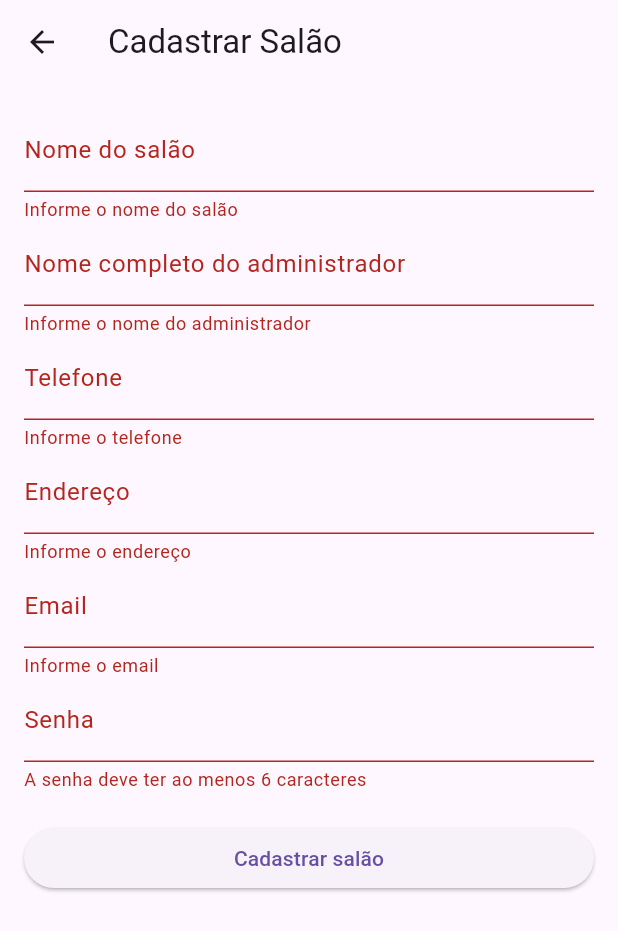
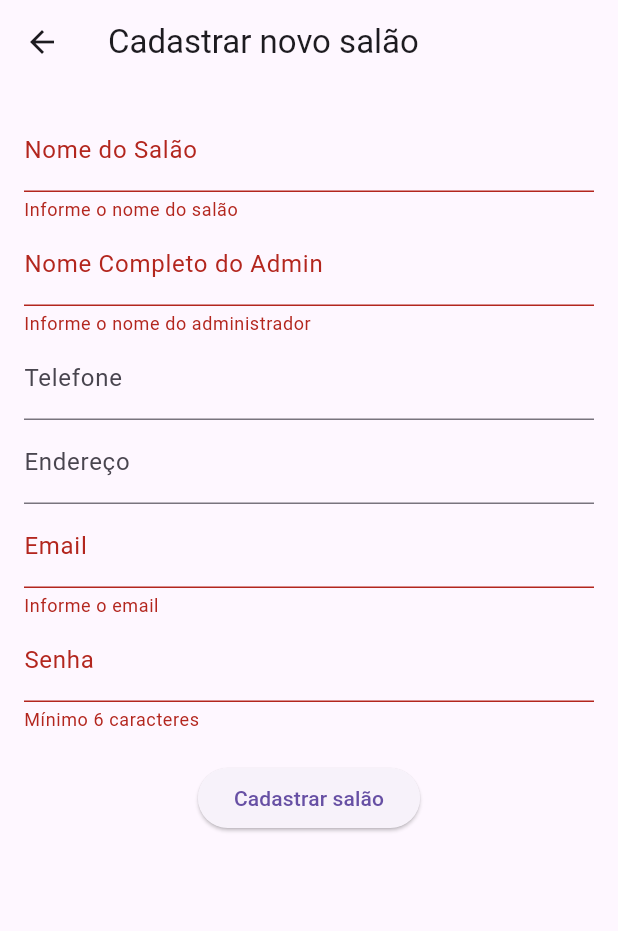
Before and after one commit to Cortexautocom/Navalha, a Flutter app: the CriarSalaoPage screen opened directly, after a tap on "Cadastrar salão", on a phone screen of 412 x 824 dp. Shown: the top 931 px of the screen. Run offline on Flutter 3.47's test engine with Material 3 defaults, Android fonts, the light colour scheme and no system bars; our stand-ins replace cloud_firestore, firebase_auth, firebase_core; accounts and stored records are empty.

Commit message:
Erros de acesso ao Firestore resolvidos

```diff
--- a/lib/screens/cadastro_cliente.dart
+++ b/lib/screens/cadastro_cliente.dart
@@ -16,25 +16,6 @@ class _CadastroClientePageState extends State<CadastroClientePage> {
   final TextEditingController _senhaController = TextEditingController();
 
   String? _salaoSelecionado;
-  List<Map<String, dynamic>> _saloes = [];
-
-  @override
-  void initState() {
-    super.initState();
-    _carregarSaloes();
-  }
-
-  Future<void> _carregarSaloes() async {
-    final snapshot = await FirebaseFirestore.instance.collection('saloes').get();
-    setState(() {
-      _saloes = snapshot.docs.map((doc) {
-        return {
-          'id': doc.id,
-          'nome': doc['nome'],
-        };
-      }).toList();
-    });
-  }
 
   Future<void> _cadastrarCliente() async {
     if (!_formKey.currentState!.validate() || _salaoSelecionado == null) return;
@@ -48,7 +29,10 @@ class _CadastroClientePageState extends State<CadastroClientePage> {
       );
 
       // Salva no Firestore
-      await FirebaseFirestore.instance.collection('clientes').doc(cred.user!.uid).set({
+      await FirebaseFirestore.instance
+          .collection('clientes')
+          .doc(cred.user!.uid)
+          .set({
         'nome': _nomeController.text.trim(),
         'email': _emailController.text.trim(),
         'salaoId': _salaoSelecionado,
@@ -59,7 +43,7 @@ class _CadastroClientePageState extends State<CadastroClientePage> {
         const SnackBar(content: Text("✅ Cliente cadastrado com sucesso!")),
       );
 
-      Navigator.pop(context); // volta para a tela anterior
+      Navigator.pop(context);
     } catch (e) {
       ScaffoldMessenger.of(context).showSnackBar(
         SnackBar(content: Text("❌ Erro no cadastro: $e")),
@@ -80,28 +64,51 @@ class _CadastroClientePageState extends State<CadastroClientePage> {
               TextFormField(
                 controller: _nomeController,
                 decoration: const InputDecoration(labelText: "Nome"),
-                validator: (v) => v == null || v.isEmpty ? "Digite seu nome" : null,
+                validator: (v) =>
+                    v == null || v.isEmpty ? "Digite seu nome" : null,
               ),
               const SizedBox(height: 12),
               TextFormField(
                 controller: _emailController,
                 decoration: const InputDecoration(labelText: "E-mail"),
-                validator: (v) => v == null || !v.contains('@') ? "Digite um e-mail válido" : null,
+                validator: (v) =>
+                    v == null || !v.contains('@') ? "Digite um e-mail válido" : null,
               ),
               const SizedBox(height: 12),
               TextFormField(
                 controller: _senhaController,
                 decoration: const InputDecoration(labelText: "Senha"),
                 obscureText: true,
-                validator: (v) => v == null || v.length < 6 ? "Mínimo 6 caracteres" : null,
+                validator: (v) =>
+                    v == null || v.length < 6 ? "Mínimo 6 caracteres" : null,
               ),
               const SizedBox(height: 20),
-              DropdownButtonFormField<String>(
+
+              // --- Dropdown lendo da coleção pública ---
+              StreamBuilder<QuerySnapshot>(
+                stream: FirebaseFirestore.instance
+                    .collection('saloes_publicos')
+                    .snapshots(),
+                builder: (context, snapshot) {
+                  if (snapshot.hasError) {
+                    return Text("⚠️ Erro: ${snapshot.error}");
+                  }
+                  if (snapshot.connectionState == ConnectionState.waiting) {
+                    return const Center(child: CircularProgressIndicator());
+                  }
+                  if (!snapshot.hasData || snapshot.data!.docs.isEmpty) {
+                    return const Text("⚠️ Nenhum salão cadastrado ainda.");
+                  }
+
+                  final saloes = snapshot.data!.docs;
+
+                  return DropdownButtonFormField<String>(
                     decoration: const InputDecoration(labelText: "Selecione o salão"),
-                items: _saloes.map((s) {
+                    value: _salaoSelecionado,
+                    items: saloes.map((doc) {
                       return DropdownMenuItem<String>(
-                    value: s['id'],
-                    child: Text(s['nome']),
+                        value: doc.id,
+                        child: Text(doc['nomeSalao']),
                       );
                     }).toList(),
                     onChanged: (val) {
@@ -109,8 +116,12 @@ class _CadastroClientePageState extends State<CadastroClientePage> {
                         _salaoSelecionado = val;
                       });
                     },
-                validator: (v) => v == null ? "Selecione um salão" : null,
+                    validator: (v) =>
+                        v == null ? "Selecione um salão" : null,
+                  );
+                },
               ),
+
               const SizedBox(height: 24),
               ElevatedButton(
                 onPressed: _cadastrarCliente,
--- a/lib/screens/criar_salao.dart
+++ b/lib/screens/criar_salao.dart
@@ -12,128 +12,142 @@ class CriarSalaoPage extends StatefulWidget {
 class _CriarSalaoPageState extends State<CriarSalaoPage> {
   final _formKey = GlobalKey<FormState>();
 
-  // Controladores
-  final _nomeSalaoController = TextEditingController();
-  final _adminNomeController = TextEditingController();
-  final _telefoneController = TextEditingController();
-  final _enderecoController = TextEditingController();
-  final _emailController = TextEditingController();
-  final _senhaController = TextEditingController();
+  // Controllers
+  final TextEditingController _nomeSalaoController = TextEditingController();
+  final TextEditingController _nomeAdminController = TextEditingController();
+  final TextEditingController _telefoneController = TextEditingController();
+  final TextEditingController _enderecoController = TextEditingController();
+  final TextEditingController _emailController = TextEditingController();
+  final TextEditingController _senhaController = TextEditingController();
 
-  bool _isLoading = false;
+  bool _loading = false;
 
-  Future<void> _registerAdmin() async {
+  Future<void> _registerAdminAndSalon() async {
     if (!_formKey.currentState!.validate()) return;
 
-    setState(() => _isLoading = true);
+    setState(() => _loading = true);
 
     try {
       print("👉 Criando usuário admin...");
 
-      // Cria usuário no Firebase Auth
-      final credential = await FirebaseAuth.instance.createUserWithEmailAndPassword(
+      // 1. Criar usuário no Firebase Auth
+      UserCredential userCredential = await FirebaseAuth.instance
+          .createUserWithEmailAndPassword(
         email: _emailController.text.trim(),
         password: _senhaController.text.trim(),
       );
 
-      final uid = credential.user?.uid;
-      print("✅ Usuário criado: $uid");
+      User? user = userCredential.user;
+      if (user == null) throw Exception("Erro ao criar usuário.");
 
-      if (uid == null) throw Exception("Usuário não retornado do Firebase");
+      print("✅ Usuário criado: ${user.uid}");
 
-      // Cria documento do salão no Firestore
-      final salaoRef = FirebaseFirestore.instance.collection("saloes").doc();
+      // 2. Criar documento do salão no Firestore (coleção principal)
+      String salaoId = FirebaseFirestore.instance.collection('saloes').doc().id;
 
-      final salaoData = {
-        "id": salaoRef.id,
-        "nome_salao": _nomeSalaoController.text.trim(),
-        "admin_nome": _adminNomeController.text.trim(),
-        "telefone": _telefoneController.text.trim(),
-        "endereco": _enderecoController.text.trim(),
-        "email": _emailController.text.trim(),
-        "criado_em": FieldValue.serverTimestamp(),
-        "usuarios": [
-          {
-            "uid": uid,
-            "email": _emailController.text.trim(),
-            "tipo": "administrador",
-          }
-        ]
-      };
+      print("👉 Criando salão no Firestore (ID: $salaoId)");
 
-      print("👉 Criando salão no Firestore (ID: ${salaoRef.id})");
-      await salaoRef.set(salaoData);
-      print("✅ Salão criado com sucesso!");
+      await FirebaseFirestore.instance.collection('saloes').doc(salaoId).set({
+        'id': salaoId,
+        'nomeSalao': _nomeSalaoController.text.trim(),
+        'nomeAdmin': _nomeAdminController.text.trim(),
+        'telefone': _telefoneController.text.trim(),
+        'endereco': _enderecoController.text.trim(),
+        'email': _emailController.text.trim(),
+        'adminId': user.uid,
+        'createdAt': FieldValue.serverTimestamp(),
+      });
+
+      // 3. Criar documento público apenas com o nome
+      await FirebaseFirestore.instance
+          .collection('saloes_publicos')
+          .doc(salaoId)
+          .set({
+        'nomeSalao': _nomeSalaoController.text.trim(),
+      });
+
+      // 4. Criar documento do usuário administrador na coleção "usuarios"
+      await FirebaseFirestore.instance
+          .collection('usuarios')
+          .doc(user.uid)
+          .set({
+        'uid': user.uid,
+        'nomeCompleto': _nomeAdminController.text.trim(),
+        'email': _emailController.text.trim(),
+        'tipo': 'administrador',
+        'salaoId': salaoId,
+        'createdAt': FieldValue.serverTimestamp(),
+      });
+
+      print("✅ Salão e administrador cadastrados com sucesso!");
 
       if (mounted) {
         ScaffoldMessenger.of(context).showSnackBar(
-          const SnackBar(content: Text("Salão cadastrado com sucesso!")),
+          const SnackBar(content: Text("Salão criado com sucesso!")),
         );
-        Navigator.pop(context); // volta para tela anterior
+        Navigator.pop(context);
       }
-    } on FirebaseAuthException catch (e) {
-      print("❌ Erro no FirebaseAuth: ${e.code} - ${e.message}");
-      ScaffoldMessenger.of(context).showSnackBar(
-        SnackBar(content: Text("Erro: ${e.message}")),
-      );
     } catch (e) {
       print("❌ Erro inesperado: $e");
-      ScaffoldMessenger.of(context).showSnackBar(
-        SnackBar(content: Text("Erro inesperado: $e")),
-      );
+      if (mounted) {
+        ScaffoldMessenger.of(context).showSnackBar(
+          SnackBar(content: Text("Erro: $e")),
+        );
+      }
     } finally {
-      if (mounted) setState(() => _isLoading = false);
+      if (mounted) setState(() => _loading = false);
     }
   }
 
   @override
   Widget build(BuildContext context) {
     return Scaffold(
-      appBar: AppBar(title: const Text("Cadastrar Salão")),
+      appBar: AppBar(title: const Text("Cadastrar novo salão")),
       body: Padding(
-        padding: const EdgeInsets.all(16),
+        padding: const EdgeInsets.all(16.0),
         child: Form(
           key: _formKey,
-          child: ListView(
+          child: Column(
             children: [
               TextFormField(
                 controller: _nomeSalaoController,
-                decoration: const InputDecoration(labelText: "Nome do salão"),
-                validator: (v) => v == null || v.isEmpty ? "Informe o nome do salão" : null,
+                decoration: const InputDecoration(labelText: "Nome do Salão"),
+                validator: (value) =>
+                    value!.isEmpty ? "Informe o nome do salão" : null,
               ),
               TextFormField(
-                controller: _adminNomeController,
-                decoration: const InputDecoration(labelText: "Nome completo do administrador"),
-                validator: (v) => v == null || v.isEmpty ? "Informe o nome do administrador" : null,
+                controller: _nomeAdminController,
+                decoration:
+                    const InputDecoration(labelText: "Nome Completo do Admin"),
+                validator: (value) =>
+                    value!.isEmpty ? "Informe o nome do administrador" : null,
               ),
               TextFormField(
                 controller: _telefoneController,
                 decoration: const InputDecoration(labelText: "Telefone"),
-                keyboardType: TextInputType.phone,
-                validator: (v) => v == null || v.isEmpty ? "Informe o telefone" : null,
               ),
               TextFormField(
                 controller: _enderecoController,
                 decoration: const InputDecoration(labelText: "Endereço"),
-                validator: (v) => v == null || v.isEmpty ? "Informe o endereço" : null,
               ),
               TextFormField(
                 controller: _emailController,
                 decoration: const InputDecoration(labelText: "Email"),
-                keyboardType: TextInputType.emailAddress,
-                validator: (v) => v == null || v.isEmpty ? "Informe o email" : null,
+                validator: (value) =>
+                    value!.isEmpty ? "Informe o email" : null,
               ),
               TextFormField(
                 controller: _senhaController,
+                obscureText: true,
                 decoration: const InputDecoration(labelText: "Senha"),
-                obscureText: true,
-                validator: (v) => v != null && v.length < 6 ? "A senha deve ter ao menos 6 caracteres" : null,
+                validator: (value) =>
+                    value!.length < 6 ? "Mínimo 6 caracteres" : null,
               ),
               const SizedBox(height: 20),
-              _isLoading
-                  ? const Center(child: CircularProgressIndicator())
+              _loading
+                  ? const CircularProgressIndicator()
                   : ElevatedButton(
-                      onPressed: _registerAdmin,
+                      onPressed: _registerAdminAndSalon,
                       child: const Text("Cadastrar salão"),
                     ),
             ],
```
Lines whose indentation alone changed are shown as unchanged.
